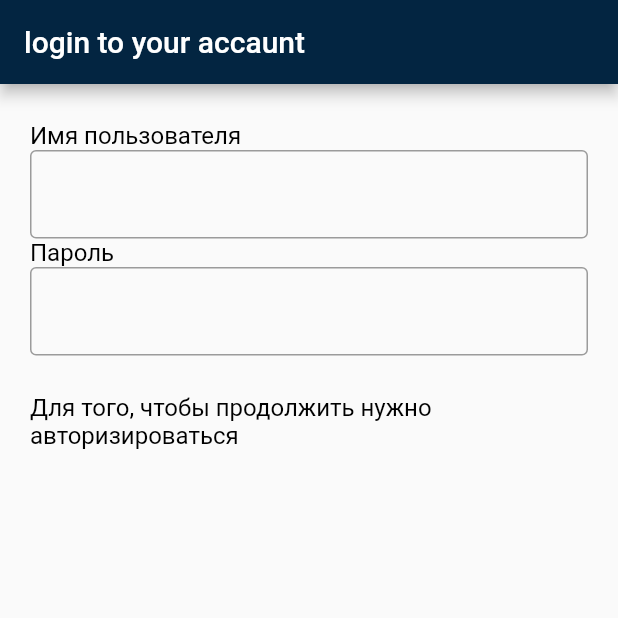
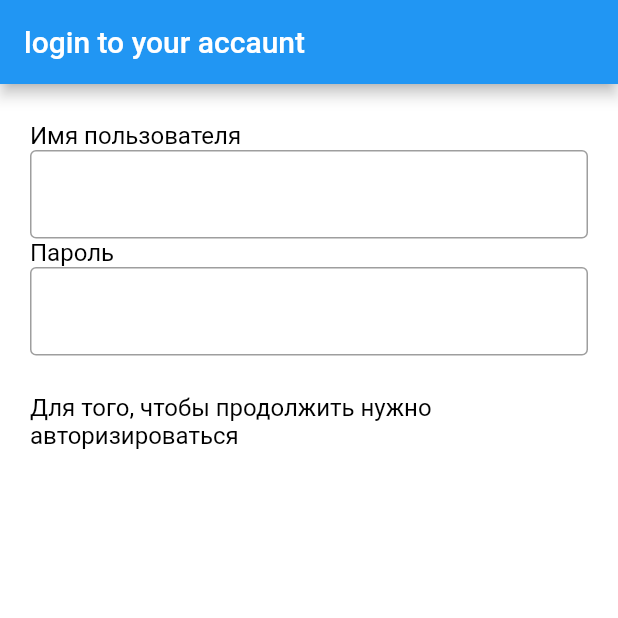
Before and after one commit to Lokki16/sfera_project_1, a Flutter app: the screen it shows after launch, on a phone screen of 412 x 824 dp, the top half of it. Run offline on Flutter 3.47's test engine with Material 2 defaults, Android fonts, the phone set to English and light mode, and no system bars; our stand-ins replace flutter_screenutil, flutter_svg, get.

Commit message:
updated auth

```diff
--- a/lib/data/navigation/routes.dart
+++ b/lib/data/navigation/routes.dart
@@ -1,5 +1,3 @@
-import 'dart:js';
-
 import 'package:sfera_project_1/presentation/template/template.dart';
 
 class AppRoutes {
--- a/lib/presentation/pages/authorization/auth.dart
+++ b/lib/presentation/pages/authorization/auth.dart
@@ -1,23 +1,77 @@
-import 'package:flutter/material.dart';
-import 'auth_widget.dart';
 import 'package:sfera_project_1/presentation/template/template.dart';
-
-
 
 class Auth extends StatelessWidget {
   const Auth({super.key});
 
-  // This widget is the root of your application.
   @override
   Widget build(BuildContext context) {
-    return MaterialApp(
-      title: 'Flutter Demo',
-      theme: ThemeData(
-        appBarTheme: AppBarTheme(
-          backgroundColor: const Color.fromRGBO(3, 37, 65, 1),
-          ),
+    return Scaffold(
+      appBar: AppBar(title: Text('login to your accaunt')),
+      body: ListView(
+        children: [
+          HeaderWidget(),
+        ],
       ),
-      home: AuthWidget(),
     );
   }
 }
+
+class HeaderWidget extends StatelessWidget {
+  const HeaderWidget({super.key});
+
+  @override
+  Widget build(BuildContext context) {
+    final textStyle = const TextStyle(
+      fontSize: 16,
+      color: Colors.black,
+    );
+    return Padding(
+      padding: const EdgeInsets.symmetric(horizontal: 20),
+      child: Column(
+        children: [
+          SizedBox(height: 25),
+          _FormWidget(),
+          SizedBox(height: 25),
+          Text(
+            'Для того, чтобы продолжить нужно авторизироваться',
+            style: textStyle,
+          ),
+        ],
+      ),
+    );
+  }
+}
+
+class _FormWidget extends StatelessWidget {
+  const _FormWidget({super.key});
+
+  @override
+  Widget build(BuildContext context) {
+    final textStyle = const TextStyle(
+      fontSize: 16,
+      color: Colors.black,
+    );
+    final textFieldDecoratior = const InputDecoration(
+      border: OutlineInputBorder(),
+    );
+    return Column(
+      crossAxisAlignment: CrossAxisAlignment.start,
+      children: [
+        Text(
+          'Имя пользователя',
+          style: textStyle,
+        ),
+        TextField(
+          decoration: textFieldDecoratior,
+        ),
+        Text(
+          'Пароль',
+          style: textStyle,
+        ),
+        TextField(
+          decoration: textFieldDecoratior,
+        ),
+      ],
+    );
+  }
+}
--- a/lib/presentation/pages/authorization/auth_widget.dart
+++ /dev/null
@@ -1,89 +0,0 @@
-
-
-import 'package:sfera_project_1/presentation/template/template.dart';
-
-class AuthWidget extends StatefulWidget {
-  const AuthWidget({super.key});
-
-  @override
-  State<AuthWidget> createState() => _AuthWidgetState();
-}
-
-class _AuthWidgetState extends State<AuthWidget> {
-  @override
-  Widget build(BuildContext context) {
-    return Scaffold(
-      appBar: AppBar(title: Text('login to your accaunt')),
-      body: ListView(
-        children: [
-          HeaderWidget(),
-        ],
-      ),
-    );
-  }
-}
-
-class HeaderWidget extends StatelessWidget {
-  const HeaderWidget({super.key});
-
-  @override
-  Widget build(BuildContext context) {
-    final textStyle = const TextStyle(
-      fontSize: 16,
-      color: Colors.black,
-    );
-    return Padding(
-      padding: const EdgeInsets.symmetric(horizontal: 20),
-      child: Column(
-        children: [
-          SizedBox(height: 25),
-          _FormWidget(),
-          SizedBox(height: 25),
-          Text(
-            'Для того, чтобы продолжить нужно авторизироваться',
-            style: textStyle,
-          ),
-        ],
-      ),
-    );
-  }
-}
-
-class _FormWidget extends StatefulWidget {
-  const _FormWidget({super.key});
-
-  @override
-  State<_FormWidget> createState() => __FormWidgetState();
-}
-
-class __FormWidgetState extends State<_FormWidget> {
-  @override
-  Widget build(BuildContext context) {
-    final textStyle = const TextStyle(
-      fontSize: 16,
-      color: Colors.black,
-    );
-    final textFieldDecoratior = const InputDecoration(
-      border: OutlineInputBorder(),
-    );
-    return Column(
-      crossAxisAlignment: CrossAxisAlignment.start,
-      children: [
-        Text(
-          'Имя пользователя',
-          style: textStyle,
-        ),
-        TextField(
-          decoration: textFieldDecoratior,
-        ),
-        Text(
-          'Пароль',
-          style: textStyle,
-        ),
-        TextField(
-          decoration: textFieldDecoratior,
-        ),
-      ],
-    );
-  }
-}
```
